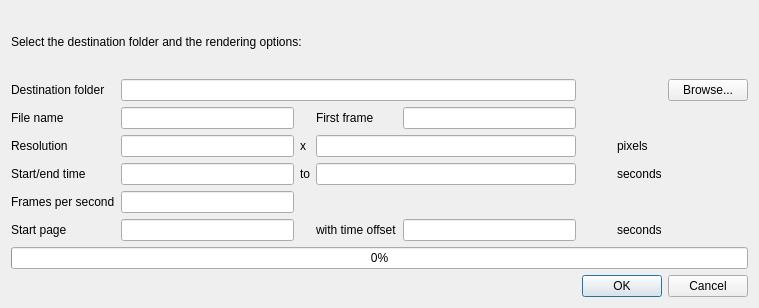
Above: tao/render_to_file_dialog.ui from c3d/tao3D before the change. Below: the same form after it.
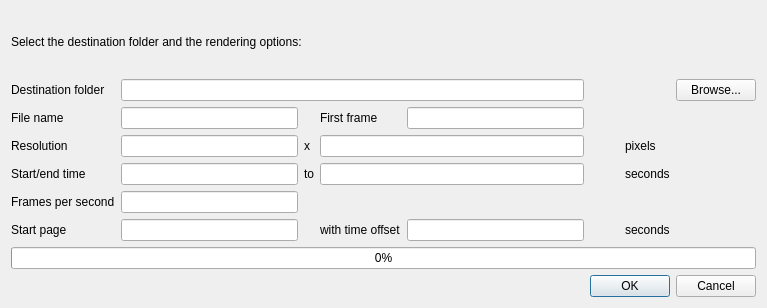
That is the form after the change.

Commit message: Render to files: add tooltip for "time offset" parameter. Refs #3266.

```diff
--- a/tao/render_to_file_dialog.ui
+++ b/tao/render_to_file_dialog.ui
@@ -9,7 +9,7 @@
    <rect>
     <x>0</x>
     <y>0</y>
-    <width>759</width>
+    <width>767</width>
     <height>308</height>
    </rect>
   </property>
```
Left out of the diff: 6 changed lines with no effect on the pictures.
